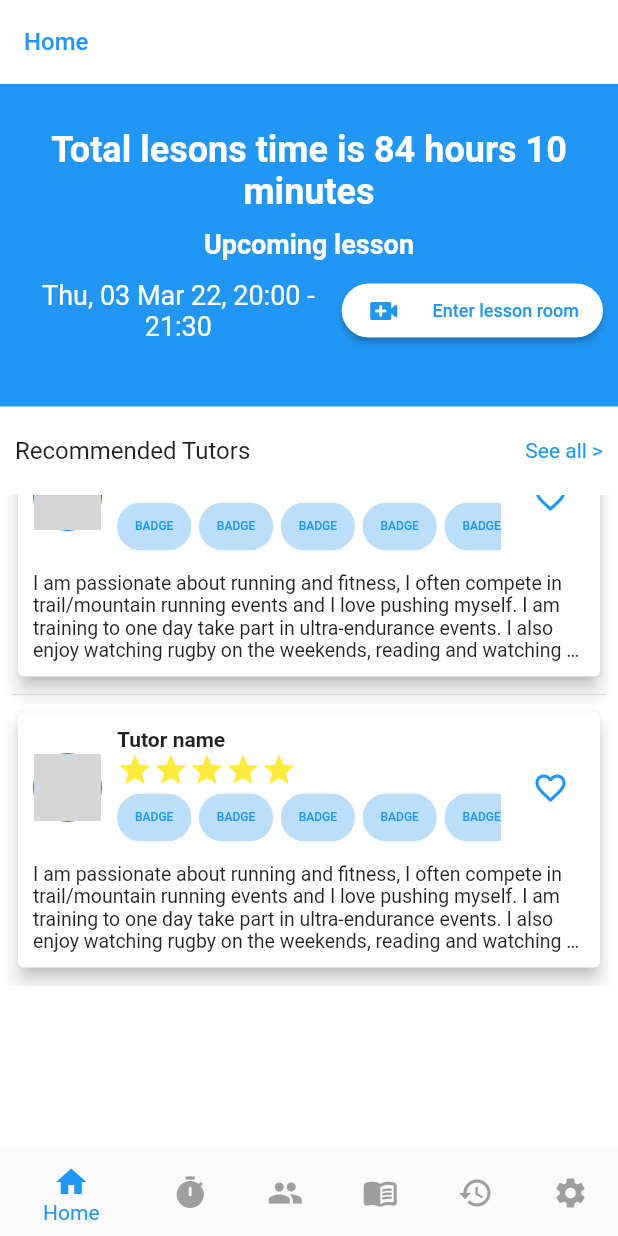
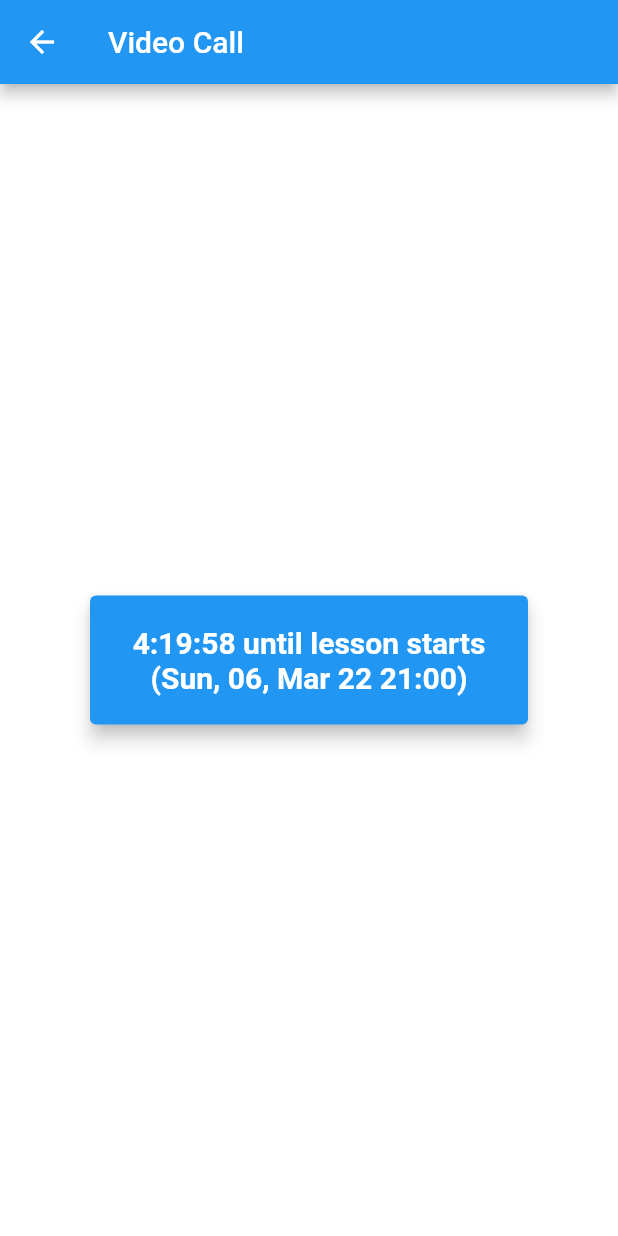
Before and after one commit to DuytheTeacher/advanced-mobile-development, a Flutter app: the screen it shows after launch, scrolled down 255 dp, after a tap on "Enter lesson room", on a phone screen of 412 x 824 dp. Run offline on Flutter 3.47's test engine with Material 2 defaults, Android fonts, the phone set to English and light mode, and no system bars; network calls fail; grey boxes are pictures that could not be loaded.

Commit message:
Duy | Mockup UI for video call

```diff
--- a/lib/main.dart
+++ b/lib/main.dart
@@ -5,6 +5,7 @@ import 'package:advanced_mobile_dev/widgets/screens/authentication/register.dart
 import 'package:advanced_mobile_dev/widgets/screens/courses/course-detail.dart';
 import 'package:advanced_mobile_dev/widgets/screens/tabs/tab-bar.dart';
 import 'package:advanced_mobile_dev/widgets/screens/tutors/tutor-detail.dart';
+import 'package:advanced_mobile_dev/widgets/screens/tutors/video-call.dart';
 
 import 'package:flutter/material.dart';
 
@@ -34,6 +35,8 @@ class MyApp extends StatelessWidget {
         '/profile': (BuildContext context) => const Profile(title: 'Profile'),
         '/course-detail': (BuildContext context) =>
             const CourseDetail(title: 'Course Detail'),
+        '/video-call': (BuildContext context) =>
+            const VideoCall(title: 'Video Call'),
       },
       home: const MyHomePage(title: 'LetTutor'),
     );
--- a/lib/widgets/screens/tabs/home-screen.dart
+++ b/lib/widgets/screens/tabs/home-screen.dart
@@ -59,7 +59,9 @@ class _HomeScreenState extends State<HomeScreen> {
                     Expanded(
                       flex: 4,
                       child: ElevatedButton(
-                        onPressed: () {},
+                        onPressed: () {
+                          Navigator.pushNamed(context, '/video-call');
+                        },
                         child: Row(
                           mainAxisAlignment: MainAxisAlignment.spaceBetween,
                           children: [
--- a/lib/widgets/screens/tabs/settings.dart
+++ b/lib/widgets/screens/tabs/settings.dart
@@ -1,7 +1,9 @@
 import 'package:flutter/material.dart';
 
 class Settings extends StatefulWidget {
-  const Settings({Key? key}) : super(key: key);
+  const Settings({Key? key, required this.seclectPage}) : super(key: key);
+
+  final Function seclectPage;
 
   @override
   State<Settings> createState() => _SettingsState();
@@ -106,7 +108,9 @@ class _SettingsState extends State<Settings> {
       child: SizedBox(
         width: double.infinity,
         child: ElevatedButton(
-          onPressed: () {},
+          onPressed: () {
+            widget.seclectPage(3);
+          },
           child: Row(
             children: [
               Icon(
--- a/lib/widgets/screens/tabs/tab-bar.dart
+++ b/lib/widgets/screens/tabs/tab-bar.dart
@@ -30,7 +30,7 @@ class _TabbarState extends State<Tabbar> {
       {'page': const TurtorList(), 'title': 'Tutors'},
       {'page': const Courses(), 'title': 'Courses'},
       {'page': const History(), 'title': 'History'},
-      {'page': const Settings(), 'title': 'Settings'},
+      {'page': Settings(seclectPage: _seclectPage), 'title': 'Settings'},
     ];
 
     return Scaffold(
--- /dev/null
+++ b/lib/widgets/screens/tutors/video-call.dart
@@ -0,0 +1,102 @@
+import 'package:flutter/material.dart';
+
+class VideoCall extends StatefulWidget {
+  const VideoCall({Key? key, required this.title}) : super(key: key);
+
+  final String title;
+
+  @override
+  State<VideoCall> createState() => _VideoCallState();
+}
+
+class _VideoCallState extends State<VideoCall> with TickerProviderStateMixin {
+  DateTime now = DateTime.now();
+  DateTime then = DateTime(2022, 3, 5, 14, 50, 0);
+  late AnimationController controller;
+  bool isPlaying = true;
+
+  Duration _secondssBetween(DateTime from, DateTime to) {
+    from = DateTime(from.year, from.month, from.day, from.hour, from.minute);
+    to = DateTime(to.year, to.month, to.day, to.hour, to.minute);
+    return to.difference(from);
+  }
+
+  String get countText {
+    Duration count = controller.duration! * controller.value;
+    return '${count.inHours}:${(count.inMinutes % 60).toString().padLeft(2, '0')}:${(count.inSeconds % 60).toString().padLeft(2, '0')} until lesson starts (Sun, 06, Mar 22 21:00)';
+  }
+
+  void _startTimer() {
+    controller.reverse(from: controller.value == 0 ? 1.0 : controller.value);
+  }
+
+  @override
+  void initState() {
+    super.initState();
+    int seconds = _secondssBetween(now, then).inSeconds > 0
+        ? _secondssBetween(now, then).inSeconds
+        : 0;
+    controller =
+        AnimationController(vsync: this, duration: Duration(seconds: seconds));
+    _startTimer();
+  }
+
+  @override
+  void dispose() {
+    controller.dispose();
+    super.dispose();
+  }
+
+  @override
+  Widget build(BuildContext context) {
+    if (controller.value <= 0) {
+      setState(() {
+        isPlaying = false;
+      });
+    }
+    return Scaffold(
+      appBar: AppBar(title: Text(widget.title)),
+      body: Column(
+        mainAxisAlignment: MainAxisAlignment.center,
+        children: <Widget>[
+          isPlaying
+              ? Center(
+                  child: SizedBox(
+                    width: 300,
+                    child: Card(
+                      elevation: 5,
+                      color: Theme.of(context).primaryColor,
+                      child: AnimatedBuilder(
+                        animation: controller,
+                        builder: (context, child) => Padding(
+                          padding: const EdgeInsets.all(20),
+                          child: Text(
+                            countText,
+                            textAlign: TextAlign.center,
+                            style: TextStyle(
+                                color:
+                                    Theme.of(context).scaffoldBackgroundColor,
+                                fontSize: 20,
+                                fontWeight: FontWeight.w600),
+                          ),
+                        ),
+                      ),
+                    ),
+                  ),
+                )
+              : Container(
+                  child: Column(
+                    children: <Widget>[
+                      SizedBox(
+                        width: double.infinity,
+                        child: Image.asset('assets/images/demo_video_call.png'),
+                      )
+                    ],
+                  ),
+                )
+        ],
+      ),
+      resizeToAvoidBottomInset: false,
+    );
+  }
+}
--- a/pubspec.yaml
+++ b/pubspec.yaml
@@ -64,6 +64,7 @@ flutter:
     - assets/images/schedule_logo.png
     - assets/images/history_logo.png
     - assets/images/courses_logo.png
+    - assets/images/demo_video_call.png
   #   - images/a_dot_ham.jpeg
 
   # An image asset can refer to one or more resolution-specific "variants", see
```
Also changed, not shown: assets/images/demo_video_call.png (added).
